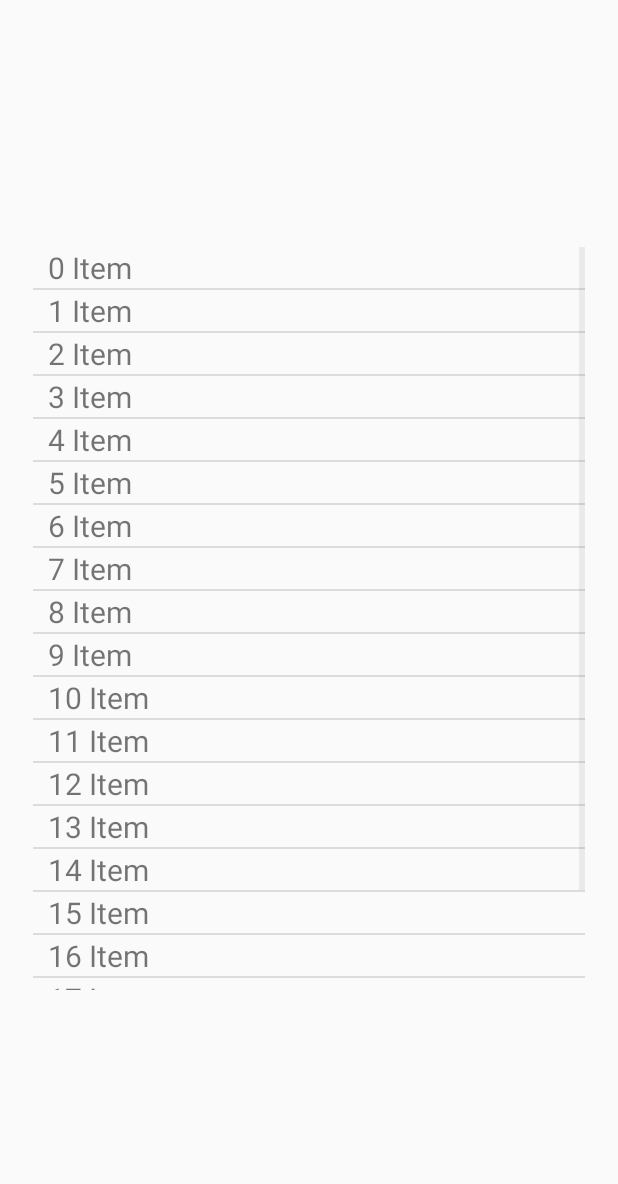
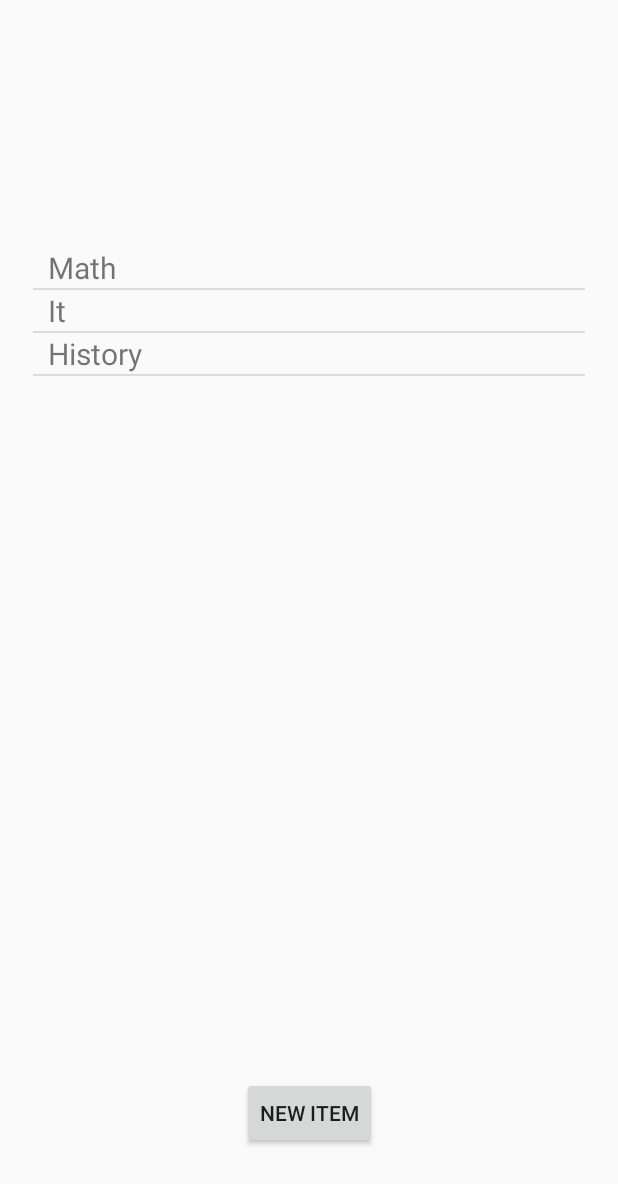
Before and after one commit to MTrzepacz/QuizGame-Android, an Android app: the TopicList screen opened directly, with no data from a screen before it, on a phone screen of 412 x 824 dp. Shown: the top 1184 px of the screen. Run offline under Robolectric (Android 15) with nearby library versions, the phone set to English and light mode, and no system bars.

Commit message:
added view of all existing topics

```diff
--- a/app/src/main/java/mtrzepacz/quizgame/TopicList.java
+++ b/app/src/main/java/mtrzepacz/quizgame/TopicList.java
@@ -1,30 +1,83 @@
 package mtrzepacz.quizgame;
 
+import android.database.Cursor;
 import android.os.Bundle;
+import android.view.View;
 import android.widget.ArrayAdapter;
+import android.widget.Button;
 import android.widget.ListView;
 
 import androidx.appcompat.app.AppCompatActivity;
 
 import java.util.ArrayList;
+import java.util.List;
+
+import mtrzepacz.quizgame.database.DbAdapter;
+import mtrzepacz.quizgame.database.StartingTopicsConstants;
+import mtrzepacz.quizgame.database.TopicDto;
 
 public class TopicList extends AppCompatActivity {
 
     private ListView listView;
     private ArrayAdapter<String> adapter;
+    private Button addNewItemButton;
+    private List<String> testList;
+
+    private Cursor topicCursor;
+    private DbAdapter dbAdapter;
+
 
     @Override
     protected void onCreate(Bundle savedInstanceState) {
         super.onCreate(savedInstanceState);
         setContentView(R.layout.topic_list);
+        addNewItemButton = findViewById(R.id.addNewItemButton);
         listView = (ListView) findViewById(R.id.ListView1);
-
-        ArrayList<String> testList = new ArrayList<>();
-        for(int i = 0 ; i < 20 ; i++)
-            testList.add(i,i + " Item");
+        testList = new ArrayList<>();
+        loadTopics();
+        ///for(int i = 0 ; i < 20 ; i++)
+          //  testList.add(i,i + " Item");
 
         adapter = new ArrayAdapter<String>(this,R.layout.list_view_basic_item,testList);
 
         listView.setAdapter(adapter);
+        onClickListeners();
+    }
+
+    public void onClickListeners(){
+        addNewItemButton.setOnClickListener(new View.OnClickListener() {
+            @Override
+            public void onClick(View view) {
+                testList.add("NEW VALUE");
+                adapter.notifyDataSetChanged();
+            }
+        });
+    }
+
+    public void loadTopics(){
+        dbAdapter = new DbAdapter(getApplicationContext());
+        dbAdapter.open();
+        getAllTopics();
+    }
+
+    private void getAllTopics() {
+        topicCursor = getAllTopicsFromDb();
+
+        if(topicCursor != null && topicCursor.moveToFirst()){
+            do {
+                //long id = topicCursor.getLong(StartingTopicsConstants.ID_COLUMN);
+                String name = topicCursor.getString(StartingTopicsConstants.NAME_COLUMN);
+                testList.add(name);
+            } while(topicCursor.moveToNext());
+        }
+    }
+
+    private Cursor getAllTopicsFromDb() {
+        topicCursor = dbAdapter.getAllTopics();
+        if (topicCursor != null) {
+            startManagingCursor(topicCursor);
+            topicCursor.moveToFirst();
+        }
+        return topicCursor;
     }
 }
--- a/app/src/main/java/mtrzepacz/quizgame/database/ItTableConstants.java
+++ b/app/src/main/java/mtrzepacz/quizgame/database/ItTableConstants.java
@@ -2,7 +2,7 @@ package mtrzepacz.quizgame.database;
 
 public class ItTableConstants {
 
-    public static final String DB_IT_TABLE = "INFORMATICS";
+    public static final String DB_IT_TABLE = "It";
     public static final String IT_KEY_ID = "_id";
     public static final String IT_KEY_ID_OPTIONS = "INTEGER PRIMARY KEY AUTOINCREMENT";
     public static final int ID_COLUMN = 0;
--- a/app/src/main/java/mtrzepacz/quizgame/database/MathTableConstants.java
+++ b/app/src/main/java/mtrzepacz/quizgame/database/MathTableConstants.java
@@ -2,7 +2,7 @@ package mtrzepacz.quizgame.database;
 
 public class MathTableConstants {
 
-    public static final String DB_MATH_TABLE = "MATH";
+    public static final String DB_MATH_TABLE = "Math";
     public static final String MATH_KEY_ID = "_id";
     public static final String MATH_KEY_ID_OPTIONS = "INTEGER PRIMARY KEY AUTOINCREMENT";
     public static final int ID_COLUMN = 0;
--- a/app/src/main/res/layout/topic_list.xml
+++ b/app/src/main/res/layout/topic_list.xml
@@ -1,5 +1,6 @@
 <?xml version="1.0" encoding="utf-8"?>
 <androidx.constraintlayout.widget.ConstraintLayout xmlns:android="http://schemas.android.com/apk/res/android"
+    xmlns:tools="http://schemas.android.com/tools"
     android:layout_width="match_parent"
     android:layout_height="match_parent"
     xmlns:app="http://schemas.android.com/apk/res-auto">
@@ -17,4 +18,14 @@
         app:layout_constraintBottom_toBottomOf="parent"
         android:layout_marginBottom="8dp" />
 
+    <Button
+        android:id="@+id/addNewItemButton"
+        android:layout_width="wrap_content"
+        android:layout_height="wrap_content"
+        android:text="New Item"
+        app:layout_constraintBottom_toBottomOf="parent"
+        app:layout_constraintEnd_toEndOf="parent"
+        app:layout_constraintStart_toStartOf="parent"
+        app:layout_constraintTop_toBottomOf="@+id/ListView1" />
+
 </androidx.constraintlayout.widget.ConstraintLayout>
```
Also changed, not shown: app/src/main/java/mtrzepacz/quizgame/database/DbAdapter.java (+23 -1 lines), app/src/main/java/mtrzepacz/quizgame/database/StartingTopicsConstants.java (added, +24 -0 lines), app/src/main/java/mtrzepacz/quizgame/database/TopicDto.java (added, +28 -0 lines).
